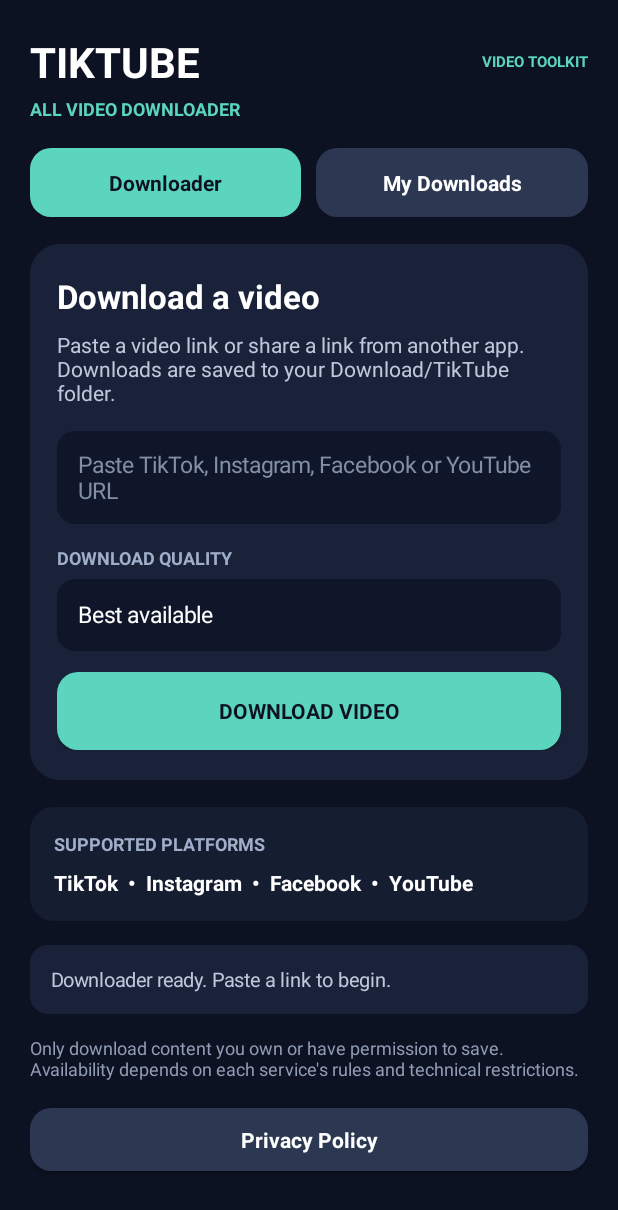
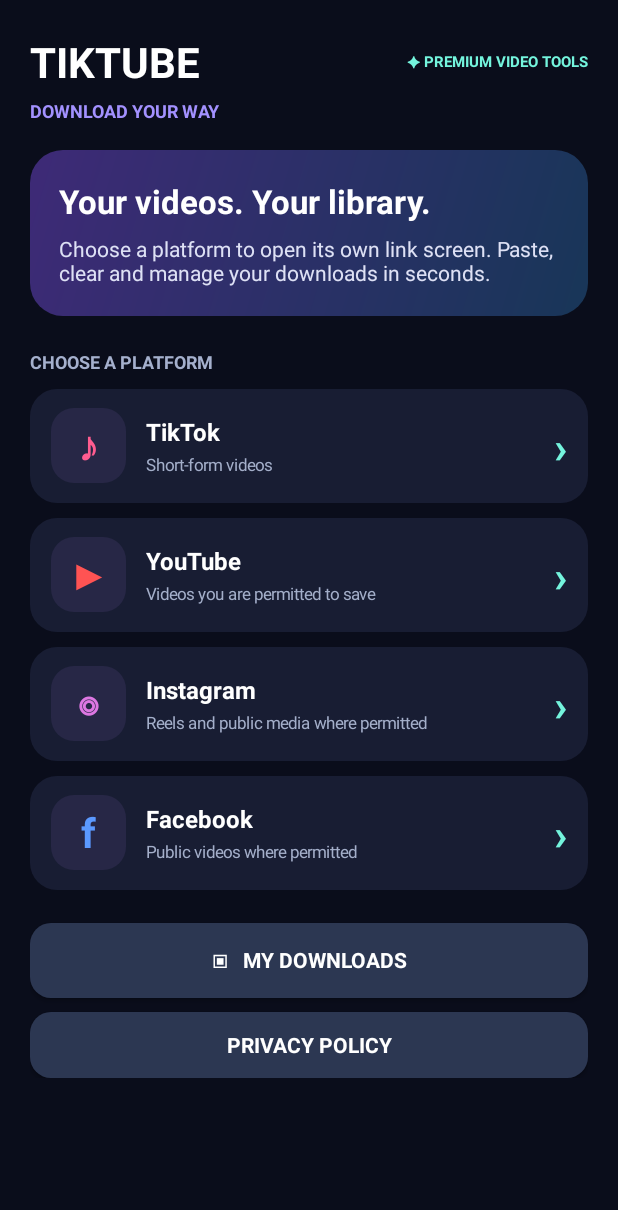
Before and after one commit to meekamoodz4-hub/tiktube-all-video-downloader, an Android app: the screen it shows after launch (MainActivity), on a phone screen of 412 x 824 dp. Shown: the top 1210 px of the screen. Run offline under Robolectric (Android 15) with nearby library versions, the phone set to English and light mode, and no system bars; our stand-ins replace AdMob; libraries missing offline, so code that uses them is left out: com.yausername.ffmpeg, com.yausername.youtubedl_android; pictures from the network do not load; 11 statements that could not run were skipped.

Commit message:
Redesign Tiktube with premium platform screens and splash

```diff
--- a/app/src/main/java/com/meekamoodz/tiktube/MainActivity.java
+++ b/app/src/main/java/com/meekamoodz/tiktube/MainActivity.java
@@ -151,151 +151,92 @@ public class MainActivity extends Activity {
             engineReady = false;
         }
 
-        buildInterface();
-        handleIncomingIntent(getIntent());
+        showSplash();
+        handler.postDelayed(() -> { buildInterface(); handleIncomingIntent(getIntent()); }, 1500L);
         initializeConsentAndAds();
     }
 
-    private void buildInterface() {
-        LinearLayout root = new LinearLayout(this);
-        root.setOrientation(LinearLayout.VERTICAL);
-        root.setBackgroundColor(Color.rgb(13, 18, 35));
-
-        ScrollView scroll = new ScrollView(this);
-        scroll.setFillViewport(true);
-        LinearLayout page = new LinearLayout(this);
-        page.setOrientation(LinearLayout.VERTICAL);
-        page.setPadding(dp(20), dp(22), dp(20), dp(22));
-        scroll.addView(page, new ScrollView.LayoutParams(-1, -2));
-        root.addView(scroll, new LinearLayout.LayoutParams(-1, 0, 1f));
-
-        LinearLayout brandRow = new LinearLayout(this);
-        brandRow.setGravity(Gravity.CENTER_VERTICAL);
-        brandRow.setOrientation(LinearLayout.HORIZONTAL);
-        TextView brand = label("TIKTUBE", 28, Color.WHITE, true);
-        brandRow.addView(brand, new LinearLayout.LayoutParams(0, -2, 1f));
-        brandRow.addView(label("VIDEO TOOLKIT", 10, Color.rgb(91, 213, 190), true));
-        page.addView(brandRow);
-        addSpace(page, 4);
-        page.addView(label("ALL VIDEO DOWNLOADER", 12, Color.rgb(91, 213, 190), true));
-        addSpace(page, 18);
-
-        LinearLayout nav = new LinearLayout(this);
-        nav.setOrientation(LinearLayout.HORIZONTAL);
-        Button home = actionButton("Downloader", true);
-        Button library = actionButton("My Downloads", false);
-        nav.addView(home, new LinearLayout.LayoutParams(0, dp(46), 1f));
-        LinearLayout.LayoutParams libParams = new LinearLayout.LayoutParams(0, dp(46), 1f);
-        libParams.leftMargin = dp(10);
-        nav.addView(library, libParams);
-        page.addView(nav);
-        home.setOnClickListener(v -> showDownloader());
-        library.setOnClickListener(v -> showDownloads());
-        addSpace(page, 18);
-
-        contentContainer = new LinearLayout(this);
-        contentContainer.setOrientation(LinearLayout.VERTICAL);
-        page.addView(contentContainer, new LinearLayout.LayoutParams(-1, -2));
-        showDownloader();
-
-        Button privacy = actionButton("Privacy Policy", false);
-        privacy.setOnClickListener(v -> openPrivacyPolicy());
-        addSpace(page, 18);
-        page.addView(privacy, new LinearLayout.LayoutParams(-1, dp(42)));
-
-        bannerAdView = new AdView(this);
-        bannerAdView.setAdUnitId(BANNER_ID);
-        bannerAdView.setAdSize(AdSize.BANNER);
-        bannerAdView.setBackgroundColor(Color.rgb(13, 18, 35));
-        root.addView(bannerAdView, new LinearLayout.LayoutParams(-1, -2));
-        setContentView(root);
+    private void showSplash() {
+        LinearLayout splash = new LinearLayout(this);
+        splash.setOrientation(LinearLayout.VERTICAL); splash.setGravity(Gravity.CENTER);
+        splash.setPadding(dp(24),dp(24),dp(24),dp(24));
+        splash.setBackground(new GradientDrawable(GradientDrawable.Orientation.TL_BR,
+                new int[]{Color.rgb(55,32,112),Color.rgb(10,13,27),Color.rgb(8,42,62)}));
+        TextView logo=label("▶",58,Color.rgb(116,244,221),true); logo.setGravity(Gravity.CENTER);
+        GradientDrawable orb=new GradientDrawable(); orb.setShape(GradientDrawable.OVAL); orb.setColor(Color.rgb(31,47,79)); orb.setStroke(dp(2),Color.rgb(116,244,221));
+        logo.setBackground(orb); splash.addView(logo,new LinearLayout.LayoutParams(dp(112),dp(112)));
+        TextView name=label("TIKTUBE",32,Color.WHITE,true); name.setGravity(Gravity.CENTER);
+        LinearLayout.LayoutParams np=new LinearLayout.LayoutParams(-1,-2); np.topMargin=dp(20); splash.addView(name,np);
+        TextView tag=label("YOUR VIDEO TOOLKIT",12,Color.rgb(116,244,221),true); tag.setGravity(Gravity.CENTER);
+        splash.addView(tag); TextView loading=label("Getting everything ready…",13,Color.LTGRAY,false); loading.setGravity(Gravity.CENTER);
+        LinearLayout.LayoutParams lp=new LinearLayout.LayoutParams(-1,-2); lp.topMargin=dp(48); splash.addView(loading,lp); setContentView(splash);
     }
 
-    private void showDownloader() {
-        if (contentContainer == null) return;
-        contentContainer.removeAllViews();
+    private void buildInterface() {
+        LinearLayout root=new LinearLayout(this); root.setOrientation(LinearLayout.VERTICAL); root.setBackgroundColor(Color.rgb(10,13,27));
+        ScrollView scroll=new ScrollView(this); LinearLayout page=new LinearLayout(this); page.setOrientation(LinearLayout.VERTICAL);
+        page.setPadding(dp(20),dp(22),dp(20),dp(22)); scroll.addView(page); root.addView(scroll,new LinearLayout.LayoutParams(-1,0,1f));
+        LinearLayout brand=new LinearLayout(this); brand.setGravity(Gravity.CENTER_VERTICAL);
+        brand.addView(label("TIKTUBE",28,Color.WHITE,true),new LinearLayout.LayoutParams(0,-2,1f));
+        brand.addView(label("✦ PREMIUM VIDEO TOOLS",10,Color.rgb(116,244,221),true)); page.addView(brand);
+        addSpace(page,5); page.addView(label("DOWNLOAD YOUR WAY",12,Color.rgb(163,145,255),true)); addSpace(page,18);
+        LinearLayout hero=new LinearLayout(this); hero.setOrientation(LinearLayout.VERTICAL); hero.setPadding(dp(19),dp(19),dp(19),dp(19));
+        GradientDrawable hg=new GradientDrawable(GradientDrawable.Orientation.TL_BR,new int[]{Color.rgb(62,42,119),Color.rgb(24,54,88)}); hg.setCornerRadius(dp(22)); hero.setBackground(hg);
+        hero.addView(label("Your videos. Your library.",22,Color.WHITE,true)); addSpace(hero,7);
+        hero.addView(label("Choose a platform to open its own link screen. Paste, clear and manage your downloads in seconds.",14,Color.rgb(222,225,245),false));
+        page.addView(hero); addSpace(page,22); page.addView(label("CHOOSE A PLATFORM",12,Color.rgb(165,176,205),true)); addSpace(page,10);
+        addPlatformTile(page,"♪","TikTok","Short-form videos",Color.rgb(255,92,143));
+        addPlatformTile(page,"▶","YouTube","Videos you are permitted to save",Color.rgb(255,83,83));
+        addPlatformTile(page,"◎","Instagram","Reels and public media where permitted",Color.rgb(221,119,226));
+        addPlatformTile(page,"f","Facebook","Public videos where permitted",Color.rgb(91,153,255));
+        addSpace(page,12); Button library=actionButton("▣   MY DOWNLOADS",false); page.addView(library,new LinearLayout.LayoutParams(-1,dp(50))); library.setOnClickListener(v->showDownloads());
+        addSpace(page,9); Button privacy=actionButton("PRIVACY POLICY",false); page.addView(privacy,new LinearLayout.LayoutParams(-1,dp(44))); privacy.setOnClickListener(v->openPrivacyPolicy());
+        bannerAdView=new AdView(this); bannerAdView.setAdUnitId(BANNER_ID); bannerAdView.setAdSize(AdSize.BANNER); root.addView(bannerAdView,new LinearLayout.LayoutParams(-1,-2)); setContentView(root);
+    }
 
-        LinearLayout card = new LinearLayout(this);
-        card.setOrientation(LinearLayout.VERTICAL);
-        card.setPadding(dp(18), dp(20), dp(18), dp(20));
-        card.setBackground(rounded(Color.rgb(26, 34, 57), 20));
-        contentContainer.addView(card, new LinearLayout.LayoutParams(-1, -2));
+    private void addPlatformTile(LinearLayout parent,String symbol,String name,String subtitle,int accent) {
+        LinearLayout tile=new LinearLayout(this); tile.setGravity(Gravity.CENTER_VERTICAL); tile.setPadding(dp(14),dp(12),dp(14),dp(12)); tile.setBackground(rounded(Color.rgb(24,29,51),18));
+        LinearLayout.LayoutParams p=new LinearLayout.LayoutParams(-1,dp(76)); p.bottomMargin=dp(10); parent.addView(tile,p);
+        TextView icon=label(symbol,27,accent,true); icon.setGravity(Gravity.CENTER); icon.setBackground(rounded(Color.rgb(39,39,70),15)); tile.addView(icon,new LinearLayout.LayoutParams(dp(50),dp(50)));
+        LinearLayout textBox=new LinearLayout(this); textBox.setOrientation(LinearLayout.VERTICAL); textBox.setPadding(dp(13),0,dp(5),0);
+        textBox.addView(label(name,16,Color.WHITE,true)); addSpace(textBox,3); textBox.addView(label(subtitle,11,Color.rgb(164,175,202),false));
+        tile.addView(textBox,new LinearLayout.LayoutParams(0,-2,1f)); tile.addView(label("›",29,Color.rgb(116,244,221),true)); tile.setOnClickListener(v->showPlatformScreen(name));
+    }
 
-        card.addView(label("Download a video", 22, Color.WHITE, true));
-        addSpace(card, 8);
-        card.addView(label("Paste a video link or share a link from another app. Downloads are saved to your Download/TikTube folder.", 14, Color.rgb(190, 199, 219), false));
-        addSpace(card, 16);
+    private void showPlatformScreen(String platform) {
+        selectedPlatform=platform;
+        LinearLayout root=new LinearLayout(this); root.setOrientation(LinearLayout.VERTICAL); root.setBackgroundColor(Color.rgb(10,13,27));
+        ScrollView scroll=new ScrollView(this); LinearLayout page=new LinearLayout(this); page.setOrientation(LinearLayout.VERTICAL); page.setPadding(dp(20),dp(22),dp(20),dp(22)); scroll.addView(page); root.addView(scroll,new LinearLayout.LayoutParams(-1,0,1f));
+        Button back=actionButton("‹   BACK TO PLATFORMS",false); page.addView(back,new LinearLayout.LayoutParams(-1,dp(44))); back.setOnClickListener(v->buildInterface());
+        addSpace(page,22); page.addView(label(platform+" downloader",25,Color.WHITE,true)); addSpace(page,7);
+        page.addView(label("Paste a link below to prepare your download.",14,Color.rgb(177,187,211),false)); addSpace(page,18);
+        LinearLayout card=new LinearLayout(this); card.setOrientation(LinearLayout.VERTICAL); card.setPadding(dp(17),dp(18),dp(17),dp(18)); card.setBackground(rounded(Color.rgb(24,29,51),20)); page.addView(card);
+        card.addView(label("VIDEO LINK",12,Color.rgb(165,176,205),true)); addSpace(card,8);
+        linkInput=new EditText(this); linkInput.setMinLines(3); linkInput.setTextSize(15); linkInput.setHint("Paste your "+platform+" link here…"); linkInput.setHintTextColor(Color.rgb(125,139,168)); linkInput.setTextColor(Color.WHITE); linkInput.setPadding(dp(14),dp(13),dp(14),dp(13)); linkInput.setBackground(rounded(Color.rgb(12,18,36),13)); card.addView(linkInput,new LinearLayout.LayoutParams(-1,-2));
+        addSpace(card,10); LinearLayout tools=new LinearLayout(this); Button paste=actionButton("▣  PASTE",true),clear=actionButton("✕  CLEAR",false);
+        tools.addView(paste,new LinearLayout.LayoutParams(0,dp(46),1f)); LinearLayout.LayoutParams cp=new LinearLayout.LayoutParams(0,dp(46),1f); cp.leftMargin=dp(9); tools.addView(clear,cp); card.addView(tools);
+        paste.setOnClickListener(v->pasteClipboardLink()); clear.setOnClickListener(v->linkInput.setText(""));
+        addSpace(card,17); card.addView(label("DOWNLOAD QUALITY",12,Color.rgb(165,176,205),true)); addSpace(card,6);
+        qualitySpinner=new Spinner(this); String[] choices={"Best available","1080p (Full HD)","720p (HD)","480p (SD)","360p (Low data)"};
+        ArrayAdapter<String> adapter=new ArrayAdapter<String>(this,android.R.layout.simple_spinner_item,choices) {
+            @Override public View getView(int pos,View cv,android.view.ViewGroup par){ TextView t=(TextView)super.getView(pos,cv,par); t.setTextColor(Color.WHITE); t.setPadding(dp(12),dp(9),dp(12),dp(9)); return t; }
+            @Override public View getDropDownView(int pos,View cv,android.view.ViewGroup par){ TextView t=(TextView)super.getDropDownView(pos,cv,par); t.setTextColor(Color.WHITE); t.setBackgroundColor(Color.rgb(24,29,51)); return t; }
+        }; adapter.setDropDownViewResource(android.R.layout.simple_spinner_dropdown_item); qualitySpinner.setAdapter(adapter); card.addView(qualitySpinner,new LinearLayout.LayoutParams(-1,dp(48)));
+        addSpace(card,15); downloadButton=actionButton("↓   DOWNLOAD VIDEO",true); card.addView(downloadButton,new LinearLayout.LayoutParams(-1,dp(53))); downloadButton.setOnClickListener(v->requestDownload());
+        addSpace(page,14); status=label(engineReady?"Downloader ready. Only download content you own or have permission to save.":"Downloader engine could not start. Check your connection.",13,Color.rgb(185,196,219),false);
+        status.setPadding(dp(14),dp(14),dp(14),dp(14)); status.setBackground(rounded(Color.rgb(24,29,51),13)); page.addView(status);
+        AdView ad=new AdView(this); ad.setAdUnitId(BANNER_ID); ad.setAdSize(AdSize.BANNER); root.addView(ad,new LinearLayout.LayoutParams(-1,-2)); setContentView(root); if(adsInitialized) ad.loadAd(new AdRequest.Builder().build());
+    }
 
-        linkInput = new EditText(this);
-        linkInput.setSingleLine(false);
-        linkInput.setMinLines(2);
-        linkInput.setTextSize(15);
-        linkInput.setHint("Paste TikTok, Instagram, Facebook or YouTube URL");
-        linkInput.setHintTextColor(Color.rgb(130, 143, 167));
-        linkInput.setTextColor(Color.WHITE);
-        linkInput.setPadding(dp(14), dp(12), dp(14), dp(12));
-        linkInput.setBackground(rounded(Color.rgb(15, 22, 41), 12));
-        card.addView(linkInput, new LinearLayout.LayoutParams(-1, -2));
+    private void pasteClipboardLink() {
+        try {
+            android.content.ClipboardManager cm=(android.content.ClipboardManager)getSystemService(CLIPBOARD_SERVICE);
+            if(cm!=null&&cm.hasPrimaryClip()){ android.content.ClipData data=cm.getPrimaryClip(); if(data!=null&&data.getItemCount()>0){ CharSequence value=data.getItemAt(0).coerceToText(this); if(value!=null){ linkInput.setText(value.toString().trim()); linkInput.setSelection(linkInput.length()); return; } } }
+            Toast.makeText(this,"Your clipboard is empty.",Toast.LENGTH_SHORT).show();
+        } catch(Exception e){ Toast.makeText(this,"Could not read the clipboard.",Toast.LENGTH_SHORT).show(); }
+    }
 
-        addSpace(card, 14);
-        card.addView(label("DOWNLOAD QUALITY", 12, Color.rgb(160, 174, 201), true));
-        addSpace(card, 6);
-        qualitySpinner = new Spinner(this);
-        String[] qualityOptions = new String[]{"Best available", "1080p (Full HD)", "720p (HD)", "480p (SD)", "360p (Low data)"};
-        ArrayAdapter<String> qualityAdapter = new ArrayAdapter<String>(this, android.R.layout.simple_spinner_item, qualityOptions) {
-            @Override
-            public View getView(int position, View convertView, android.view.ViewGroup parent) {
-                TextView view = (TextView) super.getView(position, convertView, parent);
-                view.setTextColor(Color.WHITE);
-                view.setTextSize(15);
-                view.setPadding(dp(14), dp(10), dp(14), dp(10));
-                return view;
-            }
-
-            @Override
-            public View getDropDownView(int position, View convertView, android.view.ViewGroup parent) {
-                TextView view = (TextView) super.getDropDownView(position, convertView, parent);
-                view.setTextColor(Color.WHITE);
-                view.setTextSize(15);
-                view.setPadding(dp(14), dp(12), dp(14), dp(12));
-                view.setBackgroundColor(Color.rgb(26, 34, 57));
-                return view;
-            }
-        };
-        qualityAdapter.setDropDownViewResource(android.R.layout.simple_spinner_dropdown_item);
-        qualitySpinner.setAdapter(qualityAdapter);
-        qualitySpinner.setSelection(0);
-        qualitySpinner.setBackground(rounded(Color.rgb(15, 22, 41), 12));
-        card.addView(qualitySpinner, new LinearLayout.LayoutParams(-1, dp(48)));
-
-        addSpace(card, 14);
-        downloadButton = actionButton("DOWNLOAD VIDEO", true);
-        card.addView(downloadButton, new LinearLayout.LayoutParams(-1, dp(52)));
-        downloadButton.setOnClickListener(v -> requestDownload());
-
-        addSpace(contentContainer, 18);
-        LinearLayout platformCard = new LinearLayout(this);
-        platformCard.setOrientation(LinearLayout.VERTICAL);
-        platformCard.setPadding(dp(16), dp(16), dp(16), dp(16));
-        platformCard.setBackground(rounded(Color.rgb(21, 29, 49), 16));
-        contentContainer.addView(platformCard, new LinearLayout.LayoutParams(-1, -2));
-        platformCard.addView(label("SUPPORTED PLATFORMS", 12, Color.rgb(160, 174, 201), true));
-        addSpace(platformCard, 8);
-        platformCard.addView(label("TikTok  •  Instagram  •  Facebook  •  YouTube", 14, Color.WHITE, true));
-
-        addSpace(contentContainer, 16);
-        status = label(engineReady ? "Downloader ready. Paste a link to begin." : "Downloader engine could not start. Check your connection and reinstall the latest build.", 13, Color.rgb(190, 199, 219), false);
-        status.setPadding(dp(14), dp(14), dp(14), dp(14));
-        status.setBackground(rounded(Color.rgb(26, 34, 57), 12));
-        contentContainer.addView(status, new LinearLayout.LayoutParams(-1, -2));
-
-        addSpace(contentContainer, 14);
-        contentContainer.addView(label("Only download content you own or have permission to save. Availability depends on each service's rules and technical restrictions.", 12, Color.rgb(145, 157, 180), false));
-        if (getIntent() != null) {
-            String shared = getIntent().getStringExtra(Intent.EXTRA_TEXT);
-            if (shared != null && !shared.trim().isEmpty()) linkInput.setText(shared.trim());
-        }
-    }
+    private void showDownloader() { buildInterface(); }
 
     private void showDownloads() {
         if (contentContainer == null) return;
```
